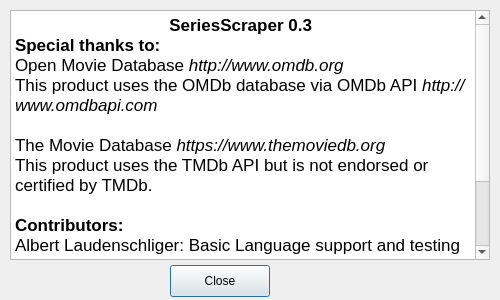
First picture: the form in SeriesScraper/aboutdialog.ui, repository martinLutz1/SeriesScraper, before the edit.
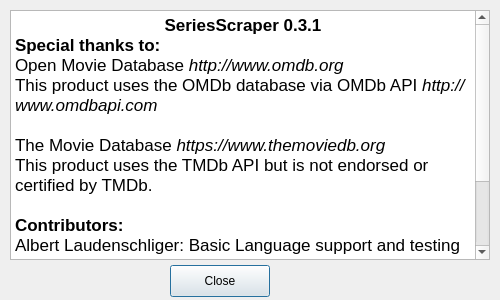
Second picture: the form after the edit. Icons and pictures are not drawn.

```diff
--- a/SeriesScraper/aboutdialog.ui
+++ b/SeriesScraper/aboutdialog.ui
@@ -65,7 +65,7 @@
 &lt;html&gt;&lt;head&gt;&lt;meta name=&quot;qrichtext&quot; content=&quot;1&quot; /&gt;&lt;style type=&quot;text/css&quot;&gt;
 p, li { white-space: pre-wrap; }
 &lt;/style&gt;&lt;/head&gt;&lt;body style=&quot; font-family:'.SF NS Text'; font-size:13pt; font-weight:400; font-style:normal;&quot;&gt;
-&lt;p align=&quot;center&quot; style=&quot; margin-top:0px; margin-bottom:0px; margin-left:0px; margin-right:0px; -qt-block-indent:0; text-indent:0px;&quot;&gt;&lt;span style=&quot; font-weight:600;&quot;&gt;SeriesScraper 0.3 &lt;/span&gt;&lt;/p&gt;
+&lt;p align=&quot;center&quot; style=&quot; margin-top:0px; margin-bottom:0px; margin-left:0px; margin-right:0px; -qt-block-indent:0; text-indent:0px;&quot;&gt;&lt;span style=&quot; font-weight:600;&quot;&gt;SeriesScraper 0.3.1&lt;/span&gt;&lt;/p&gt;
 &lt;p style=&quot; margin-top:0px; margin-bottom:0px; margin-left:0px; margin-right:0px; -qt-block-indent:0; text-indent:0px;&quot;&gt;&lt;span style=&quot; font-weight:600;&quot;&gt;Special thanks to:&lt;/span&gt;&lt;/p&gt;
 &lt;p style=&quot; margin-top:0px; margin-bottom:0px; margin-left:0px; margin-right:0px; -qt-block-indent:0; text-indent:0px;&quot;&gt;&lt;span style=&quot; font-family:'Helvetica';&quot;&gt;Open Movie Database &lt;/span&gt;&lt;span style=&quot; font-family:'Helvetica'; font-style:italic;&quot;&gt;http://www.omdb.org&lt;/span&gt;&lt;/p&gt;
 &lt;p style=&quot; margin-top:0px; margin-bottom:0px; margin-left:0px; margin-right:0px; -qt-block-indent:0; text-indent:0px;&quot;&gt;&lt;span style=&quot; font-family:'Helvetica';&quot;&gt;This product uses the OMDb database via OMDb API &lt;/span&gt;&lt;span style=&quot; font-family:'Helvetica'; font-style:italic;&quot;&gt;http://www.omdbapi.com&lt;/span&gt;&lt;/p&gt;
```
